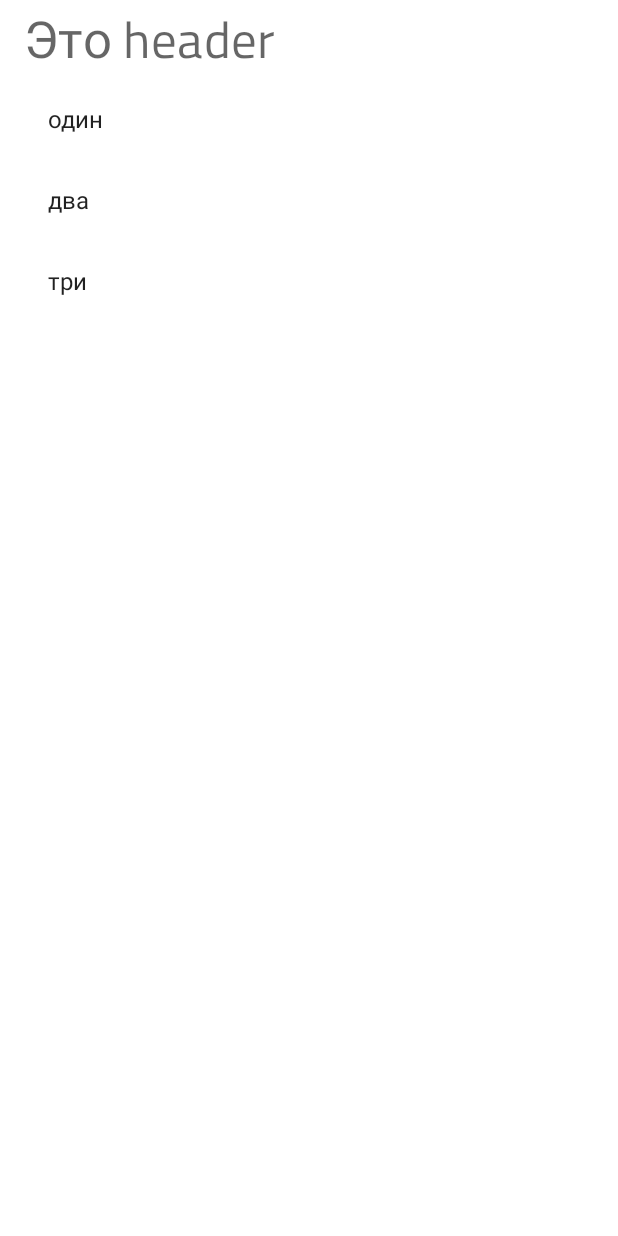
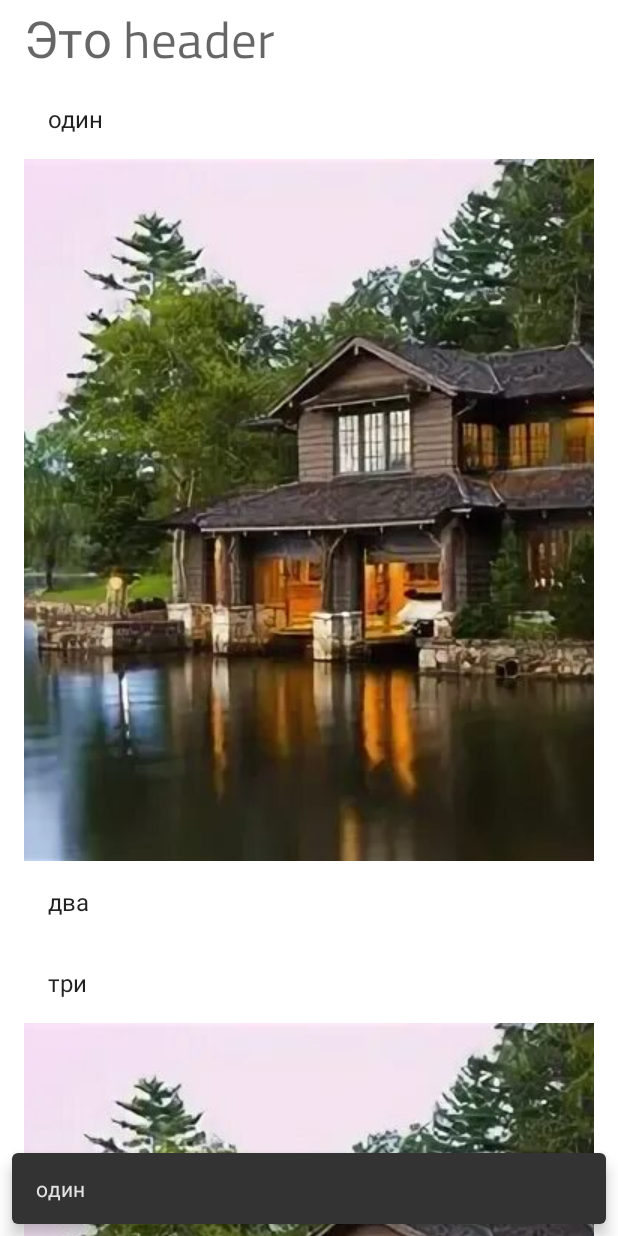
Before and after one commit to ChernovPavel/MaterialApp, an Android app: the fragment NotesFragment shown on its own in the app's theme, after a tap on "один", on a phone screen of 412 x 824 dp. Run offline under Robolectric (Android 15) with nearby library versions, the phone set to English and light mode, and no system bars.

Commit message:
добавил ImageItem

```diff
--- a/app/src/main/java/com/chernovpavel/materialapp/ui/notes/AdapterItem.kt
+++ b/app/src/main/java/com/chernovpavel/materialapp/ui/notes/AdapterItem.kt
@@ -1,6 +1,9 @@
 package com.chernovpavel.materialapp.ui.notes
+
+import androidx.annotation.DrawableRes
 
 sealed class AdapterItem
 
-class NoteItem(val note: Note) : AdapterItem()
+class NoteItem(val text: String) : AdapterItem()
+class ImageItem(@DrawableRes val img: Int) : AdapterItem()
 class HeaderItem(val txt: String) : AdapterItem()
--- a/app/src/main/java/com/chernovpavel/materialapp/ui/notes/NoteRecyclerViewAdapter.kt
+++ b/app/src/main/java/com/chernovpavel/materialapp/ui/notes/NoteRecyclerViewAdapter.kt
@@ -2,19 +2,23 @@ package com.chernovpavel.materialapp.ui.notes
 
 import android.view.LayoutInflater
 import android.view.ViewGroup
+import android.widget.ImageView
 import android.widget.TextView
 import androidx.recyclerview.widget.RecyclerView
 import com.chernovpavel.materialapp.databinding.FragmentNoteItemBinding
-import com.chernovpavel.materialapp.databinding.HeaderItemBinding
+import com.chernovpavel.materialapp.databinding.ItemHeaderBinding
+import com.chernovpavel.materialapp.databinding.ItemImageBinding
 
 
 class NoteRecyclerViewAdapter(
-    private var noteItemClicked: ((note: Note) -> Unit)? = null
+    private var noteItemClicked: ((txt: String) -> Unit)? = null,
+    private var imgItemClicked: ((img: ImageItem) -> Unit)? = null
 ) : RecyclerView.Adapter<RecyclerView.ViewHolder>() {
 
     companion object {
         private const val TYPE_NOTE = 1
         private const val TYPE_HEADER = 2
+        private const val TYPE_IMAGE = 3
     }
 
     private var data = mutableListOf<AdapterItem>()
@@ -30,6 +34,7 @@ class NoteRecyclerViewAdapter(
     override fun getItemViewType(position: Int): Int = when (data[position]) {
         is NoteItem -> TYPE_NOTE
         is HeaderItem -> TYPE_HEADER
+        is ImageItem -> TYPE_IMAGE
     }
 
     override fun onCreateViewHolder(parent: ViewGroup, viewType: Int): RecyclerView.ViewHolder =
@@ -44,7 +49,15 @@ class NoteRecyclerViewAdapter(
                 )
             TYPE_HEADER ->
                 HeaderViewHolder(
-                    HeaderItemBinding.inflate(
+                    ItemHeaderBinding.inflate(
+                        LayoutInflater.from(parent.context),
+                        parent,
+                        false
+                    )
+                )
+            TYPE_IMAGE ->
+                ImageViewHolder(
+                    ItemImageBinding.inflate(
                         LayoutInflater.from(parent.context),
                         parent,
                         false
@@ -57,12 +70,17 @@ class NoteRecyclerViewAdapter(
         when (holder) {
             is NoteViewHolder -> {
                 val item = data[position] as NoteItem
-                holder.title.text = item.note.text
+                holder.title.text = item.text
             }
 
             is HeaderViewHolder -> {
                 val item = data[position] as HeaderItem
                 holder.headerTxt.text = item.txt
+            }
+
+            is ImageViewHolder -> {
+                val item = data[position] as ImageItem
+                holder.img.setImageResource(item.img)
             }
         }
     }
@@ -76,14 +94,29 @@ class NoteRecyclerViewAdapter(
 
         init {
             itemView.setOnClickListener {
-                (data[adapterPosition] as? NoteItem)?.let {
-                    noteItemClicked?.invoke(it.note)
+                (data[bindingAdapterPosition] as? NoteItem)?.let {
+                    noteItemClicked?.invoke(it.text)
                 }
             }
         }
     }
 
-    inner class HeaderViewHolder(binding: HeaderItemBinding) :
+    inner class ImageViewHolder(binding: ItemImageBinding) :
+        RecyclerView.ViewHolder(binding.root) {
+
+        val img: ImageView = binding.img
+
+        init {
+            img.setOnLongClickListener {
+                (data[bindingAdapterPosition] as? ImageItem)?.let {
+                    imgItemClicked?.invoke(it)
+                }
+                true
+            }
+        }
+    }
+
+    inner class HeaderViewHolder(binding: ItemHeaderBinding) :
         RecyclerView.ViewHolder(binding.root) {
 
         val headerTxt: TextView = binding.header
--- a/app/src/main/java/com/chernovpavel/materialapp/ui/notes/NotesFragment.kt
+++ b/app/src/main/java/com/chernovpavel/materialapp/ui/notes/NotesFragment.kt
@@ -4,9 +4,10 @@ import android.os.Bundle
 import android.view.LayoutInflater
 import android.view.View
 import android.view.ViewGroup
-import android.widget.Toast
 import androidx.fragment.app.Fragment
+import com.chernovpavel.materialapp.R
 import com.chernovpavel.materialapp.databinding.FragmentNotesListBinding
+import com.google.android.material.snackbar.Snackbar
 
 
 class NotesFragment : Fragment() {
@@ -14,19 +15,30 @@ class NotesFragment : Fragment() {
     private var _binding: FragmentNotesListBinding? = null
     private val binding get() = _binding!!
 
-    private val adapter = NoteRecyclerViewAdapter {
-        Toast.makeText(
-            requireActivity(),
-            it.text,
-            Toast.LENGTH_SHORT
-        ).show()
-    }.apply {
+    private val adapter = NoteRecyclerViewAdapter(
+        {
+            Snackbar.make(
+                binding.listRv,
+                it,
+                Snackbar.LENGTH_SHORT
+            ).show()
+        },
+        {
+            Snackbar.make(
+                binding.listRv,
+                it.img.toString(),
+                Snackbar.LENGTH_SHORT
+            ).show()
+        }).apply {
         setData(
             listOf(
                 HeaderItem("Это header"),
-                NoteItem(Note("один")),
-                NoteItem(Note("два")),
-                NoteItem(Note("три"))
+                NoteItem("один"),
+                ImageItem(R.drawable.house),
+                NoteItem("два"),
+                NoteItem("три"),
+                ImageItem(R.drawable.house)
+
             )
         )
         notifyDataSetChanged()
--- /dev/null
+++ b/app/src/main/res/layout/item_image.xml
@@ -0,0 +1,12 @@
+<?xml version="1.0" encoding="utf-8"?>
+<FrameLayout xmlns:android="http://schemas.android.com/apk/res/android"
+    android:layout_width="match_parent"
+    android:layout_height="wrap_content">
+
+    <ImageView
+        android:id="@+id/img"
+        android:layout_width="match_parent"
+        android:layout_height="wrap_content"
+        android:scaleType="centerCrop" />
+
+</FrameLayout>
```
Also changed, not shown: app/src/main/res/drawable-v24/house.jpeg (added), app/src/main/res/layout/item_header.xml (renamed from app/src/main/res/layout/header_item.xml).
